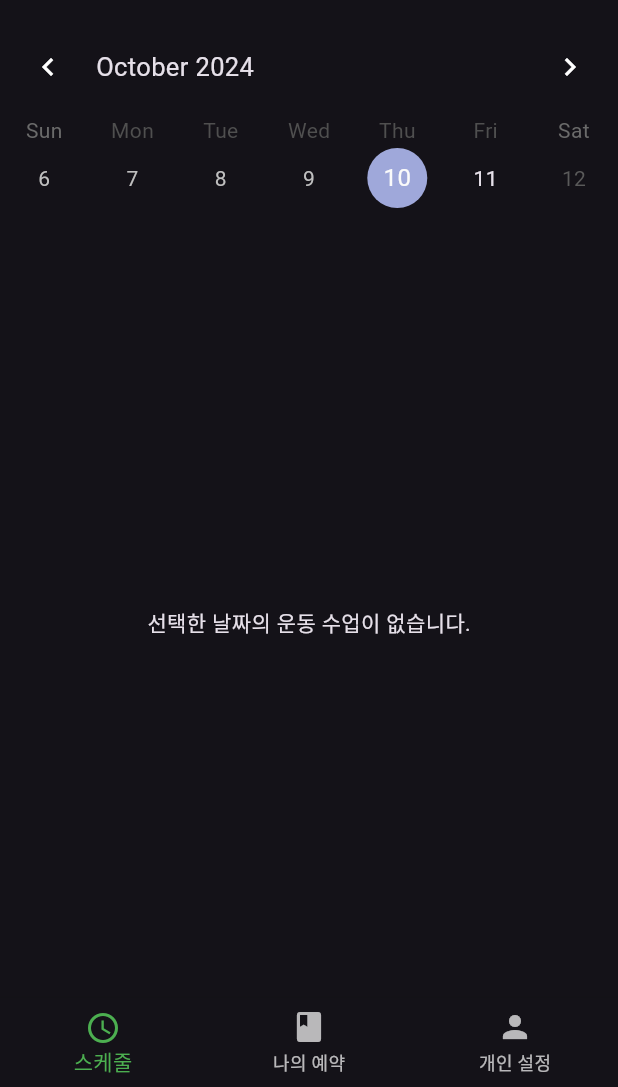
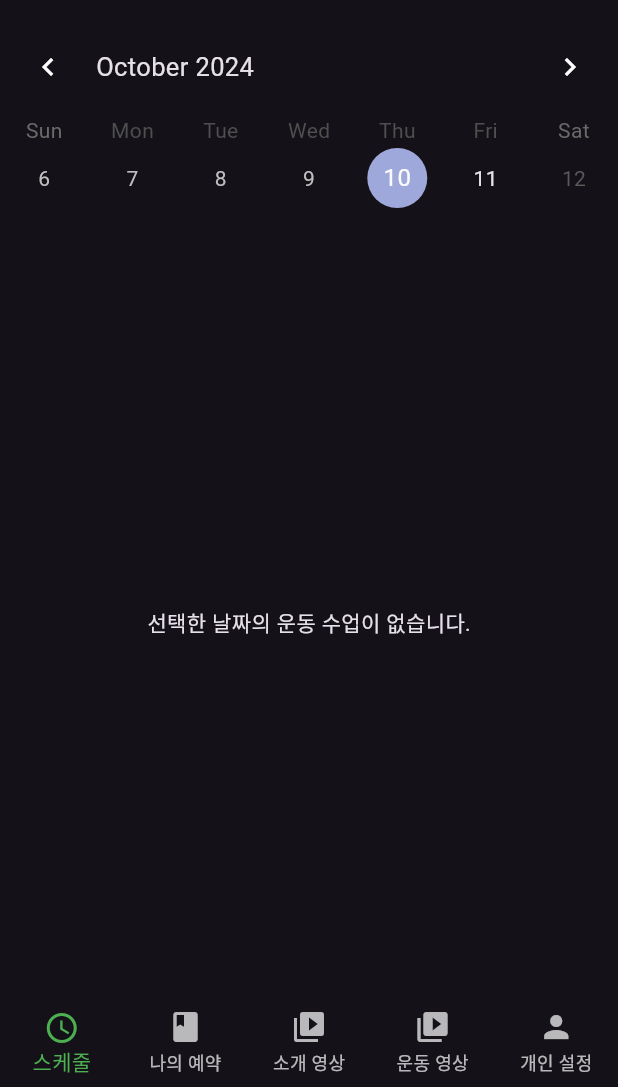
Before and after one commit to mgn1440/JabTraining, a Flutter app: the HomePage screen opened directly, on a phone screen of 412 x 824 dp, the part 149-1236 px from its top. Run offline on Flutter 3.47's test engine with Material 3 defaults, Android fonts, the phone set to English and light mode, and no system bars; drawn by our look-alikes of table_calendar; our stand-ins replace flutter_dotenv, flutter_svg, supabase_flutter; accounts and stored records are empty.

```diff
--- a/lib/pages/home_page.dart
+++ b/lib/pages/home_page.dart
@@ -2,6 +2,9 @@ import 'package:flutter/material.dart';
 import 'package:jab_training/pages/setting_page.dart';
 import 'package:jab_training/pages/schedule_page.dart';
 import 'package:jab_training/pages/reservation_page.dart';
+import 'package:jab_training/pages/introduce_page.dart';
+import 'package:jab_training/pages/workout_video_page.dart';
+
 
 class HomePage extends StatefulWidget {
   const HomePage({super.key});
@@ -16,12 +19,16 @@ class _HomePageState extends State<HomePage> {
   static const List<String> _titles = <String>[
     '스케줄',
     '나의 예약',
+    '소개 영상',
+    '운동 영상',
     '개인 설정',
   ];
 
   static const List<Widget> _widgetOptions = <Widget>[
     SchedulePage(),
     ReservationsPage(),
+    IntroducePage(),
+    WorkoutVideoPage(),
     SettingPage(),
   ];
 
@@ -41,6 +48,7 @@ class _HomePageState extends State<HomePage> {
         child: _widgetOptions.elementAt(_selectedIndex),
       ),
       bottomNavigationBar: BottomNavigationBar(
+        type: BottomNavigationBarType.fixed,
         items: const <BottomNavigationBarItem>[
           BottomNavigationBarItem(
             icon: Icon(Icons.schedule),
@@ -49,6 +57,14 @@ class _HomePageState extends State<HomePage> {
           BottomNavigationBarItem(
             icon: Icon(Icons.book),
             label: '나의 예약',
+          ),
+          BottomNavigationBarItem(
+            icon: Icon(Icons.video_library),
+            label: '소개 영상',
+          ),
+          BottomNavigationBarItem(
+            icon: Icon(Icons.video_library),
+            label: '운동 영상',
           ),
           BottomNavigationBarItem(
             icon: Icon(Icons.person),
```
Also changed, not shown: lib/component/workout_reservation_component.dart (+13 -1 lines), lib/pages/introduce_page.dart (added, +20 -0 lines), lib/pages/profile_edit_page.dart (added, +15 -0 lines), lib/pages/schedule_page.dart (+27 -0 lines), lib/pages/setting_page.dart (+39 -15 lines), lib/pages/workout_video_page.dart (added, +19 -0 lines).
